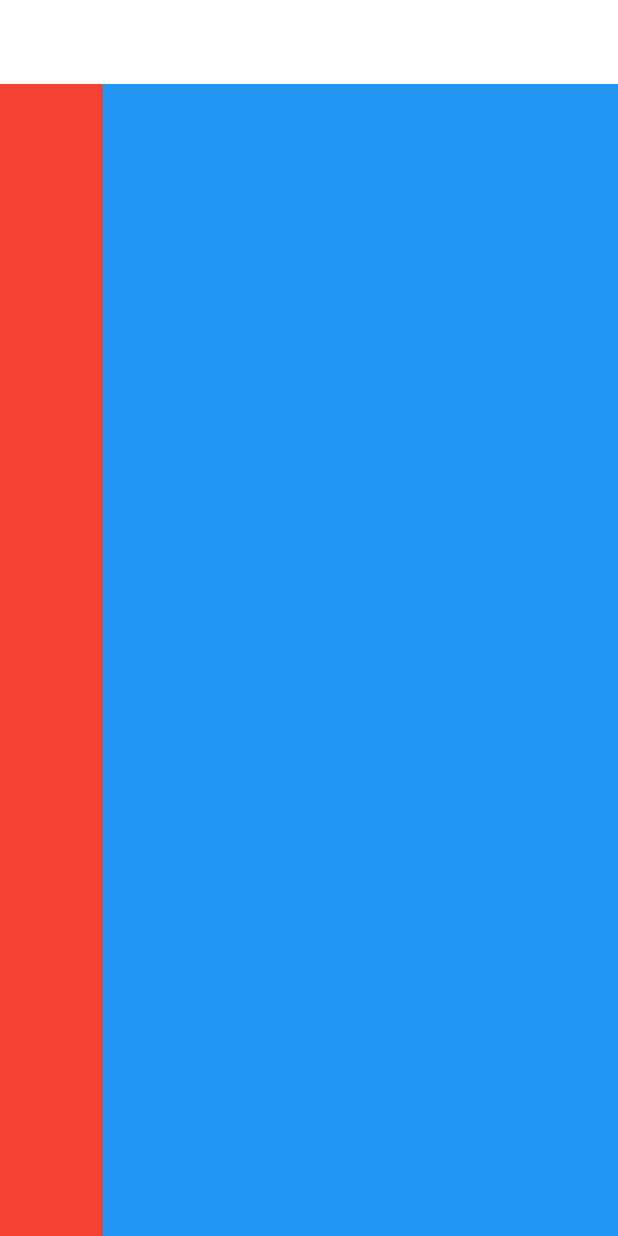
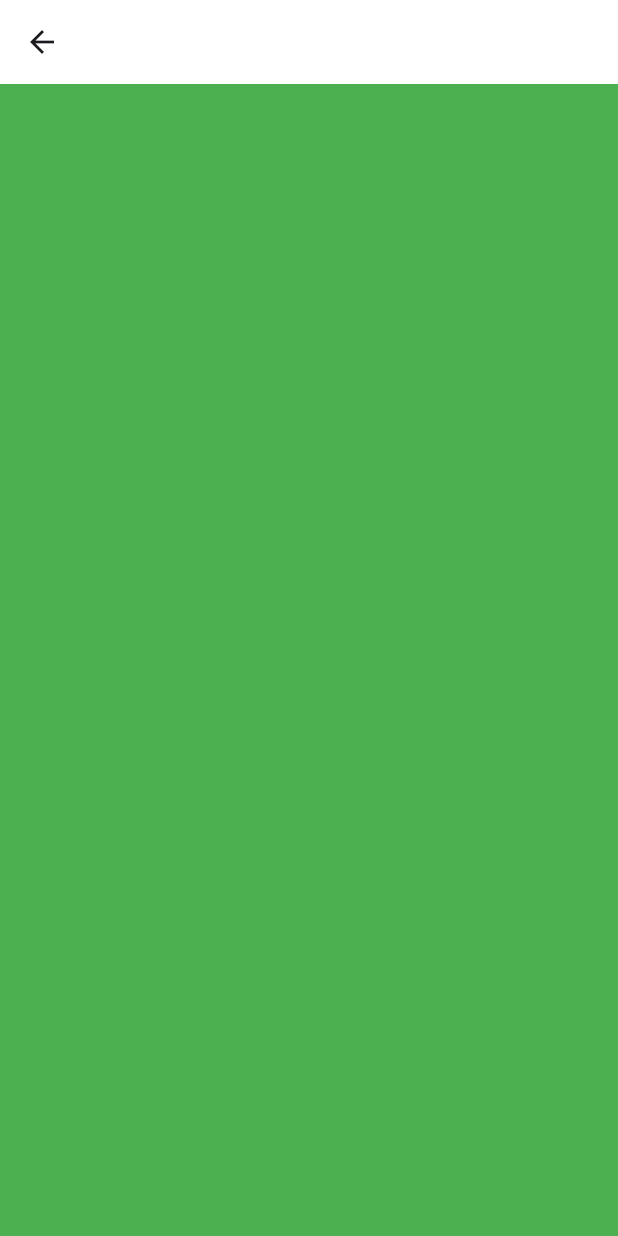
Before and after one commit to Sargeliu/web, a Flutter app: the SiteLayout screen opened directly, on a phone screen of 412 x 824 dp. Run offline on Flutter 3.47's test engine with Material 3 defaults, Android fonts, the phone set to English and light mode, and no system bars; our stand-ins replace get, google_fonts.

Commit message:
Flutter web responsive widgets

```diff
--- a/lib/layout.dart
+++ b/lib/layout.dart
@@ -1,6 +1,8 @@
 import 'package:flutter/foundation.dart';
 import 'package:flutter/material.dart';
 import 'package:flutter/widgets.dart';
+import 'package:web/widgets/large_screen.dart';
+import 'package:web/widgets/small_screen.dart';
 
 class SiteLayout extends StatelessWidget {
   const SiteLayout({super.key});
@@ -12,17 +14,7 @@ class SiteLayout extends StatelessWidget {
         elevation: 0,
         backgroundColor: Colors.white,
         ),
-        body: Row(children: [
-          Expanded(
-            child: Container(
-            color: Colors.red,
-          ),),
-          Expanded(
-            flex: 5,
-            child: Container(
-            color: Colors.blue,
-          ),),
-        ],),
+        body: SmallScreen(),
     );
   }
 }
--- /dev/null
+++ b/lib/widgets/small_screen.dart
@@ -0,0 +1,14 @@
+import 'package:flutter/material.dart';
+import 'package:flutter/widgets.dart';
+
+class SmallScreen extends StatelessWidget {
+  const SmallScreen({super.key});
+
+  @override
+  Widget build(BuildContext context) {
+    return Container(
+      constraints: BoxConstraints.expand(),
+      color: Colors.green,
+    );
+  }
+}
```
Also changed, not shown: lib/helpers/responsiveness.dart (added, +47 -0 lines), lib/main.dart (+4 -3 lines), lib/widgets/large_screen.dart (added, +22 -0 lines).
